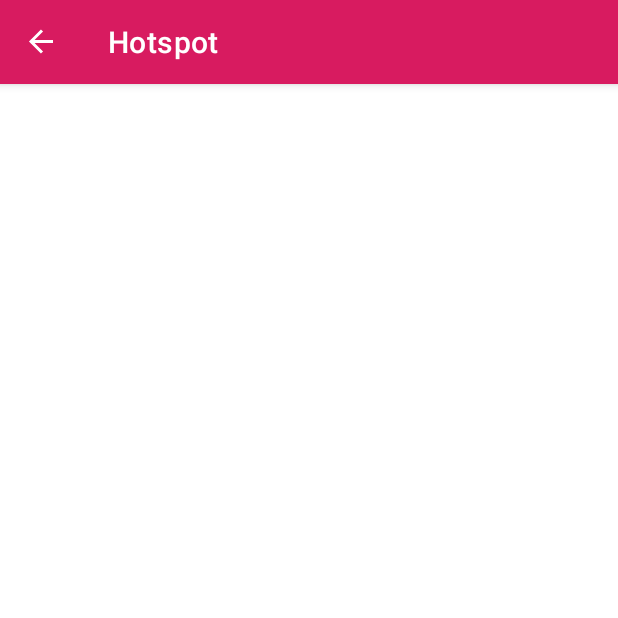
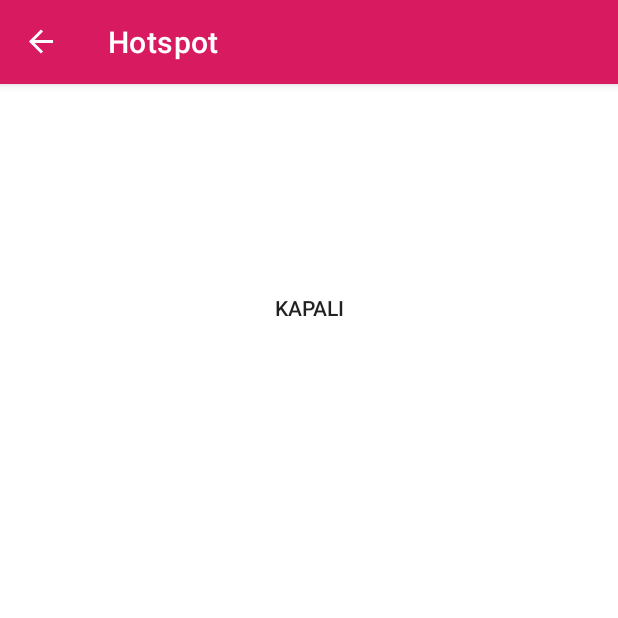
Before and after one commit to lem0n4de/Beater, an Android app: the HotspotFragment screen opened through its navigation route, on a phone screen of 412 x 824 dp, the top half of it. Run offline under Robolectric (Android 15) with nearby library versions, the phone set to English and light mode, and no system bars; our stand-ins replace RxJava, Timber, navigation-ui; libraries missing offline, so code that uses them is left out: com.jakewharton.rxrelay2, com.jakewharton.threetenabp; 10 statements that could not run were skipped.

Commit message:
Working enabling/disabling of hotspot.

```diff
--- a/app/src/main/java/com/lem0n/beater/MainApplication.kt
+++ b/app/src/main/java/com/lem0n/beater/MainApplication.kt
@@ -32,6 +32,5 @@ class MainApplication : Application() {
             Timber.plant(Timber.DebugTree())
         }
         AndroidThreeTen.init(this)
-        HotspotLib.init(this@MainApplication)
     }
 }
--- a/app/src/main/java/com/lem0n/beater/client/ClientActivity.kt
+++ b/app/src/main/java/com/lem0n/beater/client/ClientActivity.kt
@@ -11,6 +11,7 @@ import androidx.navigation.ui.setupWithNavController
 import com.lem0n.beater.R
 import com.lem0n.common.EventBus.IEventBus
 import com.lem0n.common.EventBus.onConnectionFailed
+import com.lem0n.hotspot.HotspotLib
 import kotlinx.android.synthetic.main.activity_client.*
 import org.koin.android.ext.android.inject
 import timber.log.Timber
@@ -22,6 +23,7 @@ class ClientActivity : AppCompatActivity() {
 
     override fun onCreate(savedInstanceState: Bundle?) {
         super.onCreate(savedInstanceState)
+        HotspotLib.initClient(this)
         setContentView(R.layout.activity_client)
 
         navController = Navigation.findNavController(this, R.id.fragment_container)
--- a/app/src/main/java/com/lem0n/beater/client/ConnectedThread.kt
+++ b/app/src/main/java/com/lem0n/beater/client/ConnectedThread.kt
@@ -20,13 +20,13 @@ class ConnectedThread(private val socket : BluetoothSocket) : Thread(), KoinComp
         while (true) {
             try {
                 bytes = inputStream.read(buffer)
+                clientCommunicator.receive(buffer, bytes)
             } catch (e : Exception) {
                 Timber.e(e, "Input stream was disconnected.")
                 cancel()
                 break
             }
         }
-        clientCommunicator.receive(buffer, bytes)
     }
 
     fun write(buffer : ByteArray) {
--- a/app/src/main/java/com/lem0n/beater/server/ServerActivity.kt
+++ b/app/src/main/java/com/lem0n/beater/server/ServerActivity.kt
@@ -8,6 +8,7 @@ import com.lem0n.beater.R
 import com.lem0n.common.EventBus.IEventBus
 import com.lem0n.common.EventBus.onListeningConnections
 import com.lem0n.common.EventBus.onReceivedConnection
+import com.lem0n.hotspot.HotspotLib
 import io.reactivex.android.schedulers.AndroidSchedulers
 import kotlinx.android.synthetic.main.activity_server.*
 import org.koin.android.ext.android.inject
@@ -19,6 +20,7 @@ class ServerActivity : AppCompatActivity() {
 
     override fun onCreate(savedInstanceState: Bundle?) {
         super.onCreate(savedInstanceState)
+        HotspotLib.initServer(this)
         setContentView(R.layout.activity_server)
         setTitle(R.string.server_activity_title)
 
--- a/hotspot/src/main/java/com/lem0n/hotspot/core/HotspotServer.kt
+++ b/hotspot/src/main/java/com/lem0n/hotspot/core/HotspotServer.kt
@@ -36,7 +36,10 @@ class HotspotServer(private val appContext: Context) : KoinComponent {
 
     fun enableHotspot(byteArray: ByteArray, length: Int, lockCount: Int) : Boolean {
         when (lockCount) {
-            0 -> serverCommunicator.lock(SignalContract.ENABLE_HOTSPOT, 2)
+            0 -> {
+                Timber.i("Locking receiving for 2 times.")
+                serverCommunicator.lock(SignalContract.ENABLE_HOTSPOT, 2)
+            }
             2 -> {
                 ssid = String(byteArray, 0, length)
                 Timber.d("SSID = $ssid")
@@ -56,6 +59,7 @@ class HotspotServer(private val appContext: Context) : KoinComponent {
                     serverCommunicator.unlock(SignalContract.ENABLE_HOTSPOT)
                     // Hotspot is ON.
                     serverCommunicator.send(SignalContract.ENABLE_HOTSPOT_SUCCESSFUL.toString().toByteArray())
+                    Timber.i("Sent message to client..")
                     bus.publish(onHotspotTurnedOn())
                     return true
                 } catch (e: Exception) {
--- a/hotspot/src/main/java/com/lem0n/hotspot/data/HotspotRepository.kt
+++ b/hotspot/src/main/java/com/lem0n/hotspot/data/HotspotRepository.kt
@@ -1,6 +1,7 @@
 package com.lem0n.hotspot.data
 
 import android.content.Context
+import androidx.room.EmptyResultSetException
 import com.lem0n.hotspot.data.database.HotspotDatabase
 import com.lem0n.hotspot.data.database.entity.HotspotEntry
 import io.reactivex.Completable
@@ -53,6 +54,7 @@ class HotspotRepository(private val context : Context) : IHotspotRepository {
         if (ssid == null) throw RepositoryException("SSID can not be null.")
         val pass = if (password != null) password else ""
         val newEntry = HotspotEntry(state, ssid, pass, Instant.now())
+        Timber.i("Adding new entry.")
         return hotspotDao.insert(newEntry)
     }
 }
--- a/hotspot/src/main/java/com/lem0n/hotspot/ui/HotspotFragment.kt
+++ b/hotspot/src/main/java/com/lem0n/hotspot/ui/HotspotFragment.kt
@@ -5,6 +5,7 @@ import android.view.LayoutInflater
 import android.view.View
 import android.view.ViewGroup
 import androidx.appcompat.app.AppCompatActivity
+import androidx.core.content.edit
 import androidx.fragment.app.Fragment
 import androidx.lifecycle.Observer
 import com.google.android.material.dialog.MaterialAlertDialogBuilder
@@ -30,13 +31,20 @@ class HotspotFragment : Fragment() {
         return inflater.inflate(R.layout.hotspot_fragment, container, false)
     }
 
+    private val SSID_KEY : String = "ssid_key"
+    private var ssid : String = ""
+    private val PASSWORD_KEY : String = "password_key"
+    private var password : String = ""
+    private val STATE_KEY : String = "state_key"
+    private var _state : Boolean = false
+
     override fun onActivityCreated(savedInstanceState: Bundle?) {
         super.onActivityCreated(savedInstanceState)
         turn_hotspot_on.setOnClickListener {
             Timber.d("Pressed turn hotspot on button.")
-            val ssid = ssid_text_field.text.toString()
-            val pass = password_text_field.text.toString()
-            viewModel.turnHotspotOn(ssid, pass)
+            ssid = ssid_text_field.text.toString()
+            password = password_text_field.text.toString()
+            viewModel.turnHotspotOn(ssid, password)
         }
         turn_hotspot_off.setOnClickListener {
             Timber.d("Pressed turn hotspot off button.")
@@ -52,10 +60,12 @@ class HotspotFragment : Fragment() {
                 hotspot_state.text = "Açık"
                 turn_hotspot_on.visibility = View.GONE
                 turn_hotspot_off.visibility = View.VISIBLE
+                _state = true
             } else {
                 hotspot_state.text = "Kapalı"
                 turn_hotspot_on.visibility = View.VISIBLE
                 turn_hotspot_off.visibility = View.GONE
+                _state = false
             }
         })
 
@@ -87,4 +97,39 @@ class HotspotFragment : Fragment() {
         })
         dialog.show()
     }
+
+    override fun onStop() {
+        super.onStop()
+        val hotspotSettings = context?.getSharedPreferences("HOTSPOT_PREFS", 0)
+        hotspotSettings?.edit {
+            putString(SSID_KEY, ssid)
+            putString(PASSWORD_KEY, password)
+            putBoolean(STATE_KEY, _state)
+        }
+        Timber.i("App state saved.")
+    }
+
+    override fun onStart() {
+        super.onStart()
+        Timber.i("Recovering state.")
+        val hotspotSettings = context?.getSharedPreferences("HOTSPOT_PREFS", 0)
+
+        val saved_ssid = hotspotSettings?.getString(SSID_KEY, "")!!
+        val saved_pass = hotspotSettings.getString(PASSWORD_KEY, "")
+        val saved_state = hotspotSettings.getBoolean(STATE_KEY, false)
+
+        ssid_text_field.text = saved_ssid
+        password_text_field.text = saved_pass
+        if (saved_state == true) {
+            hotspot_state.text = "Açık"
+            turn_hotspot_on.visibility = View.GONE
+            turn_hotspot_off.visibility = View.VISIBLE
+            _state = true
+        } else {
+            hotspot_state.text = "Kapalı"
+            turn_hotspot_on.visibility = View.VISIBLE
+            turn_hotspot_off.visibility = View.GONE
+            _state = false
+        }
+    }
 }
--- a/hotspot/src/main/res/layout/hotspot_fragment.xml
+++ b/hotspot/src/main/res/layout/hotspot_fragment.xml
@@ -5,6 +5,7 @@
         android:layout_width="match_parent"
         android:layout_height="match_parent" xmlns:app="http://schemas.android.com/apk/res-auto"
         tools:context=".ui.HotspotFragment">
+
 
     <androidx.constraintlayout.widget.ConstraintLayout
             android:layout_width="match_parent"
@@ -16,14 +17,20 @@
                 android:layout_width="match_parent"
                 android:layout_height="match_parent"
                 android:gravity="center"
-                android:visibility="gone">
+                android:backgroundDimEnabled="true"
+                android:background="@android:color/darker_gray"
+                android:visibility="invisible">
 
             <ProgressBar
                     android:layout_width="wrap_content"
                     android:layout_height="wrap_content"
                     android:indeterminate="true"
+                    android:backgroundDimEnabled="true"
+                    android:progressBackgroundTint="@android:color/black"
+                    style="@android:style/Widget.ProgressBar.Inverse"
             />
         </RelativeLayout>
+
         <!-- Status of hotspot -->
         <TextView
             android:id="@+id/hotspot_state"
--- /dev/null
+++ b/hotspot/src/main/res/values/colors.xml
@@ -0,0 +1,4 @@
+<?xml version="1.0" encoding="utf-8"?>
+<resources>
+    <color name="transparent">#80000000</color>
+</resources>
```
Also changed, not shown: common/src/main/java/com/lem0n/common/communicators/ClientCommunicator.kt (+10 -6 lines), common/src/main/java/com/lem0n/common/communicators/ServerCommunicator.kt (+4 -3 lines), hotspot/src/main/java/com/lem0n/hotspot/HotspotLib.kt (+20 -7 lines), hotspot/src/main/java/com/lem0n/hotspot/core/HotspotClient.kt (+7 -2 lines), hotspot/src/main/java/com/lem0n/hotspot/ui/HotspotViewModel.kt (+34 -17 lines).
